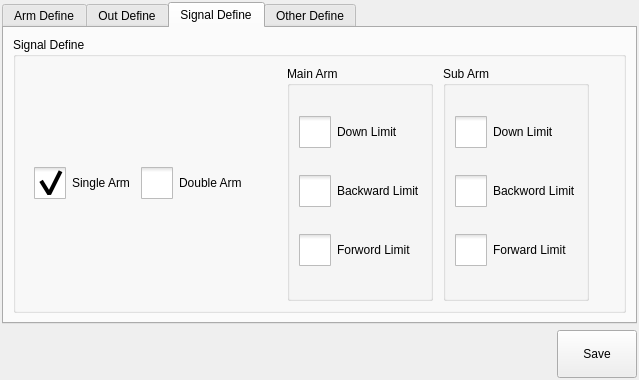
Qt form hcsettings/icstructdefineframe_5.ui (dongdong-2009/3-5AxisRobot) before a commit.
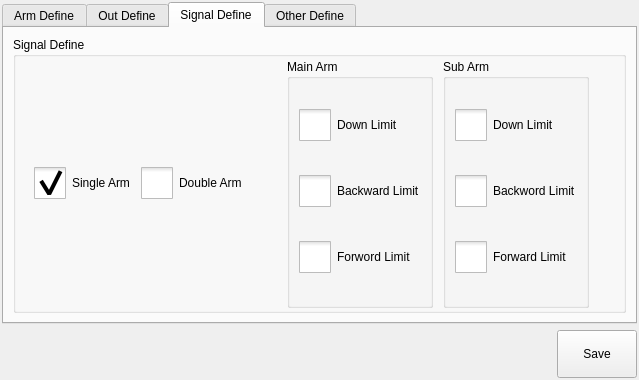
The same form after that commit. The open tabs and pages were chosen to show the change. Icons and pictures are not drawn. Custom widgets are drawn as their Qt base class.

The edit to the form file:
```diff
--- a/hcsettings/icstructdefineframe_5.ui
+++ b/hcsettings/icstructdefineframe_5.ui
@@ -1570,6 +1570,12 @@
           <string>Signal Define</string>
          </property>
          <layout class="QVBoxLayout" name="verticalLayout_3">
+          <property name="topMargin">
+           <number>2</number>
+          </property>
+          <property name="bottomMargin">
+           <number>2</number>
+          </property>
           <item>
            <widget class="QWidget" name="widget" native="true">
             <layout class="QHBoxLayout" name="horizontalLayout">
@@ -1705,6 +1711,12 @@
                   <string>Main Arm</string>
                  </property>
                  <layout class="QVBoxLayout" name="verticalLayout">
+                  <property name="topMargin">
+                   <number>2</number>
+                  </property>
+                  <property name="bottomMargin">
+                   <number>2</number>
+                  </property>
                   <item>
                    <widget class="QCheckBox" name="mainArmDownLimitButton">
                     <property name="styleSheet">
@@ -1825,6 +1837,12 @@
                   <string>Sub Arm</string>
                  </property>
                  <layout class="QVBoxLayout" name="verticalLayout_2">
+                  <property name="topMargin">
+                   <number>2</number>
+                  </property>
+                  <property name="bottomMargin">
+                   <number>2</number>
+                  </property>
                   <item>
                    <widget class="QCheckBox" name="subArmDownLimitButton">
                     <property name="text">
```
Left out of the diff: 6 changed lines with no effect on the pictures.
